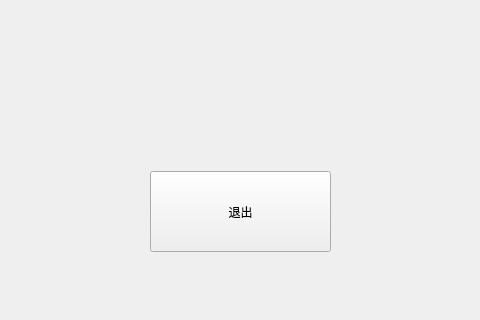
Qt form PM25_NFC_TOOL_V100/mainwindow.ui (lzj888777/PM25_NFC_TOOL_V1) before a commit; both pictures show x 230 to 710 and y 259 to 579 of the 938 by 579 pixel window.
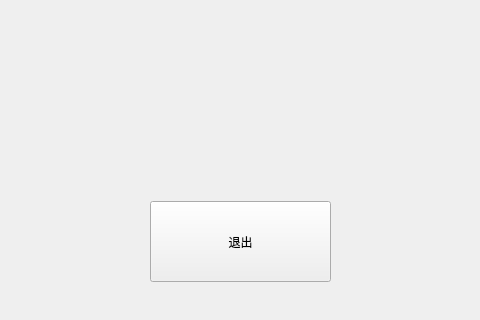
The same form after that commit.

What changed in the file:
```diff
--- a/PM25_NFC_TOOL_V100/mainwindow.ui
+++ b/PM25_NFC_TOOL_V100/mainwindow.ui
@@ -43,7 +43,7 @@
     <property name="geometry">
      <rect>
       <x>380</x>
-      <y>430</y>
+      <y>460</y>
       <width>181</width>
       <height>81</height>
      </rect>
```
